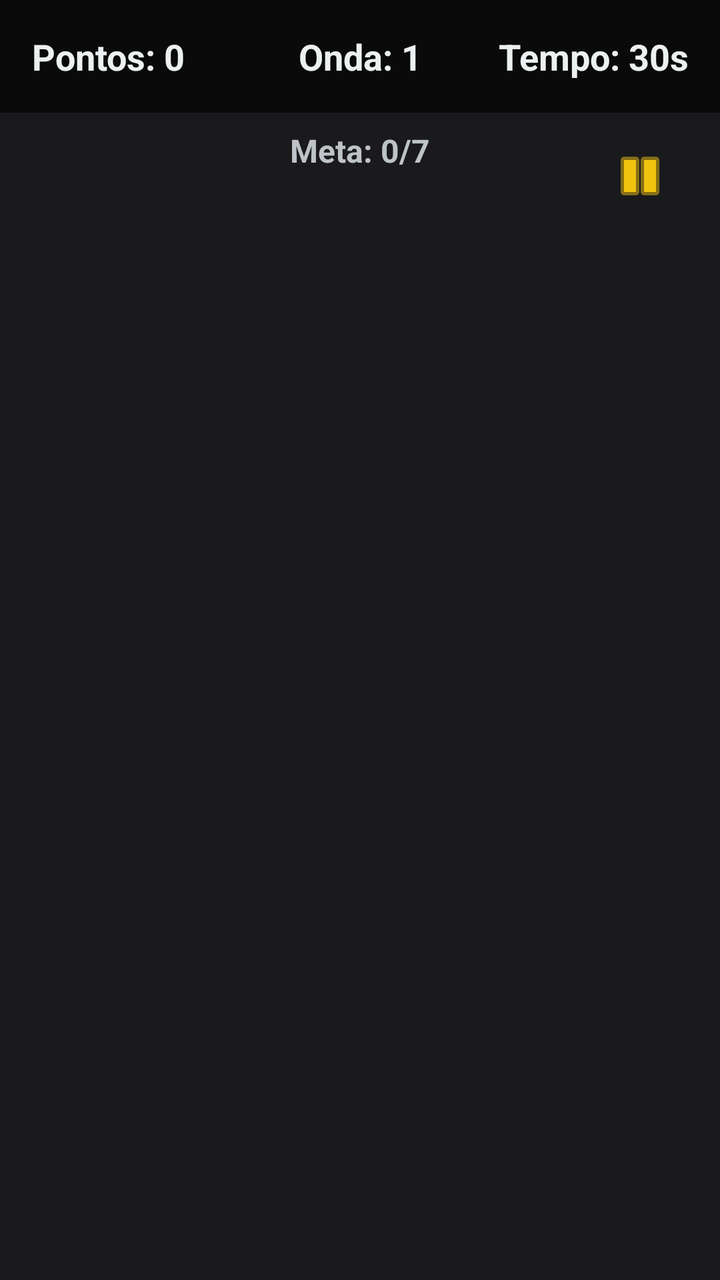
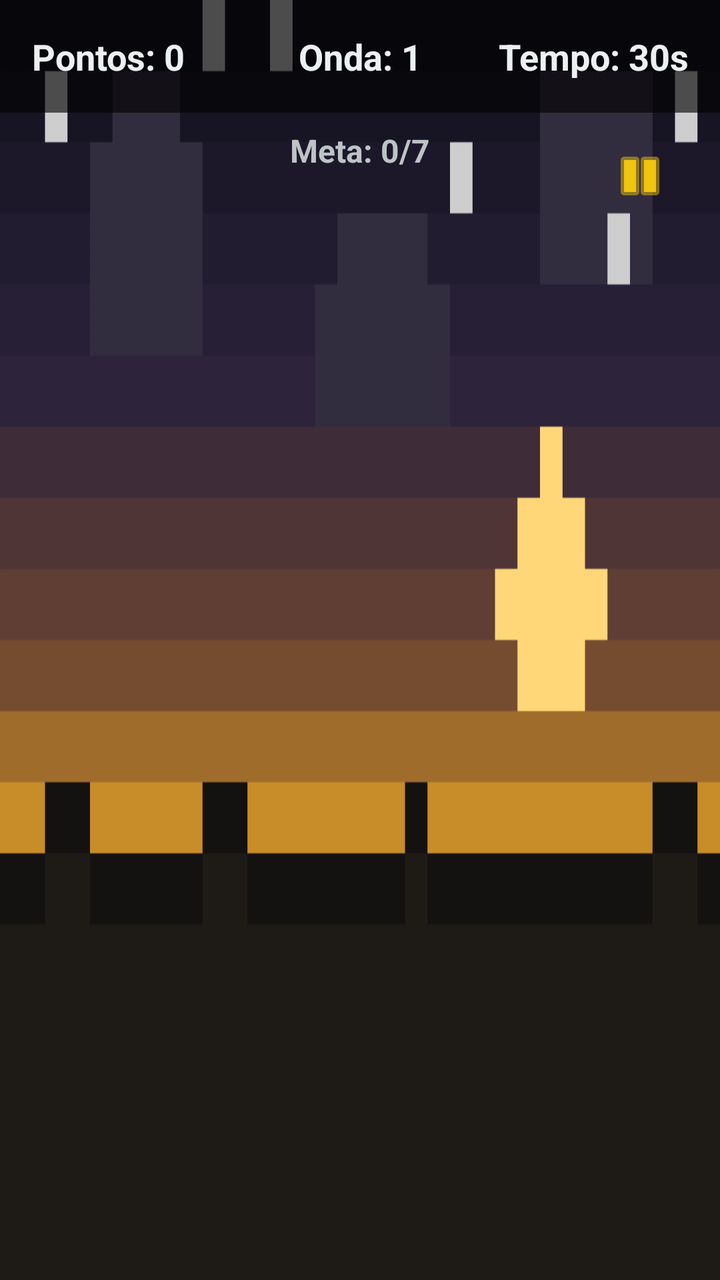

An Android layout rendered at two revisions. The XML below is the earlier revision; the diff shows what the commit changed to produce the second picture.
<!-- AndroidManifest.xml: application theme Theme.RogueDucks -->
<!-- res/layout/activity_game.xml -->
<?xml version="1.0" encoding="utf-8"?>
<RelativeLayout xmlns:android="http://schemas.android.com/apk/res/android"
    xmlns:app="http://schemas.android.com/apk/res-auto"
    android:id="@+id/gameContainer"
    android:layout_width="match_parent"
    android:layout_height="match_parent"
    android:background="@color/bg_dark">

    
    <LinearLayout
        android:id="@+id/hudLayout"
        android:layout_width="match_parent"
        android:layout_height="wrap_content"
        android:orientation="horizontal"
        android:padding="16dp"
        android:background="#A0000000">

        <TextView
            android:id="@+id/txtScore"
            android:layout_width="0dp"
            android:layout_height="wrap_content"
            android:layout_weight="1"
            android:text="Pontos: 0"
            style="@style/RogueDucks.Text.HUD" />

        <TextView
            android:id="@+id/txtWave"
            android:layout_width="0dp"
            android:layout_height="wrap_content"
            android:layout_weight="1"
            android:text="Onda: 1"
            style="@style/RogueDucks.Text.HUD"
            android:gravity="center" />

        <TextView
            android:id="@+id/txtTime"
            android:layout_width="0dp"
            android:layout_height="wrap_content"
            android:layout_weight="1"
            android:text="Tempo: 30s"
            style="@style/RogueDucks.Text.HUD"
            android:gravity="end" />
    </LinearLayout>

    <TextView
        android:id="@+id/txtGoal"
        android:layout_width="wrap_content"
        android:layout_height="wrap_content"
        android:layout_below="@id/hudLayout"
        android:layout_centerHorizontal="true"
        android:layout_marginTop="8dp"
        android:text="Meta: 0/7"
        android:textColor="@color/text_muted"
        android:textSize="16sp"
        android:textStyle="bold" />

    
    <ImageButton
        android:id="@+id/btnPause"
        android:layout_width="48dp"
        android:layout_height="48dp"
        android:layout_alignParentTop="true"
        android:layout_alignParentEnd="true"
        android:layout_marginTop="64dp"
        android:layout_marginEnd="16dp"
        android:background="?attr/selectableItemBackgroundBorderless"
        android:src="@android:drawable/ic_media_pause"
        app:tint="@color/primary_gold"
        android:contentDescription="Pausar Jogo" />

    
    <LinearLayout
        android:layout_width="wrap_content"
        android:layout_height="wrap_content"
        android:layout_alignParentBottom="true"
        android:layout_alignParentEnd="true"
        android:layout_margin="16dp"
        android:orientation="horizontal">

        <FrameLayout
            android:id="@+id/btnBomba"
            android:layout_width="60dp"
            android:layout_height="60dp"
            android:layout_margin="4dp"
            android:visibility="gone"
            android:background="@drawable/ic_card_bomb">
            <View
                android:id="@+id/overlayBomba"
                android:layout_width="match_parent"
                android:layout_height="0dp"
                android:layout_gravity="bottom"
                android:background="#A0000000" />
            <TextView
                android:id="@+id/txtCdBomba"
                android:layout_width="wrap_content"
                android:layout_height="wrap_content"
                android:layout_gravity="center"
                android:textColor="@color/secondary_red"
                android:textSize="16sp"
                android:textStyle="bold" />
        </FrameLayout>

        <FrameLayout
            android:id="@+id/btnPausa"
            android:layout_width="60dp"
            android:layout_height="60dp"
            android:layout_margin="4dp"
            android:visibility="gone"
            android:background="@drawable/ic_card_freeze">
            <View
                android:id="@+id/overlayPausa"
                android:layout_width="match_parent"
                android:layout_height="0dp"
                android:layout_gravity="bottom"
                android:background="#A0000000" />
            <TextView
                android:id="@+id/txtCdPausa"
                android:layout_width="wrap_content"
                android:layout_height="wrap_content"
                android:layout_gravity="center"
                android:textColor="@color/secondary_red"
                android:textSize="16sp"
                android:textStyle="bold" />
        </FrameLayout>

        <FrameLayout
            android:id="@+id/btnVento"
            android:layout_width="60dp"
            android:layout_height="60dp"
            android:layout_margin="4dp"
            android:visibility="gone"
            android:background="@drawable/ic_card_wind">
            <View
                android:id="@+id/overlayVento"
                android:layout_width="match_parent"
                android:layout_height="0dp"
                android:layout_gravity="bottom"
                android:background="#A0000000" />
            <TextView
                android:id="@+id/txtCdVento"
                android:layout_width="wrap_content"
                android:layout_height="wrap_content"
                android:layout_gravity="center"
                android:textColor="@color/secondary_red"
                android:textSize="16sp"
                android:textStyle="bold" />
        </FrameLayout>

    </LinearLayout>
</RelativeLayout>
<!-- resources referenced by this layout -->
<resources>
  <color name="bg_dark">#1A1A1D</color>
  <color name="primary_gold">#F1C40F</color>
  <color name="secondary_red">#E74C3C</color>
  <color name="text_muted">#BDC3C7</color>
  <!-- drawable ic_card_bomb (drawable) -->
  <vector xmlns:android="http://schemas.android.com/apk/res/android"
      android:width="24dp"
      android:height="24dp"
      android:viewportWidth="24"
      android:viewportHeight="24">
      <path
          android:fillColor="#ECF0F1"
          android:pathData="M19,11h-2L17,9h2v2zM15,11h-2L13,9h2v2zM11,11L9,11L9,9h2v2zM12,2L4,10L4,21L12,21L12,2z" />
  </vector>
  <!-- drawable ic_card_freeze (drawable) -->
  <vector xmlns:android="http://schemas.android.com/apk/res/android"
      android:width="24dp"
      android:height="24dp"
      android:viewportWidth="24"
      android:viewportHeight="24">
      <path
          android:fillColor="#ECF0F1"
          android:pathData="M6,19h4L10,5L6,5v14zM14,5v14h4L18,5h-4z" />
  </vector>
  <!-- drawable ic_card_wind (drawable) -->
  <vector xmlns:android="http://schemas.android.com/apk/res/android"
      android:width="24dp"
      android:height="24dp"
      android:viewportWidth="24"
      android:viewportHeight="24">
      <path
          android:fillColor="#ECF0F1"
          android:pathData="M13,3c-2.76,0 -5,2.24 -5,5h2c0,-1.66 1.34,-3 3,-3s3,1.34 3,3 -1.34,3 -3,3L2,11v2h11c2.76,0 5,-2.24 5,-5s-2.24,-5 -5,-5zM7,19c-1.66,0 -3,-1.34 -3,-3s1.34,-3 3,-3h2c0,2.76 2.24,5 5,5s5,-2.24 5,-5h2c0,3.87 -3.13,7 -7,7s-7,-3.13 -7,-7L7,16c-0.55,0 -1,0.45 -1,1s0.45,1 1,1 1,-0.45 1,-1h2c0,1.66 -1.34,3 -3,3z" />
  </vector>
  <style name="RogueDucks.Text.HUD" parent="android:Widget.TextView">
          <item name="android:textSize">18sp</item>
          <item name="android:textStyle">bold</item>
          <item name="android:textColor">@color/text_light</item>
      </style>
  <style name="Theme.RogueDucks" parent="Base.Theme.RogueDucks" />
  <color name="text_light">#ECF0F1</color>
  <style name="Base.Theme.RogueDucks" parent="Theme.Material3.DayNight.NoActionBar">
          
          <item name="colorPrimary">@color/primary_gold</item>
          <item name="colorSecondary">@color/secondary_red</item>
          <item name="android:windowBackground">@color/bg_dark</item>
          <item name="android:statusBarColor">@color/bg_dark</item>
          <item name="android:navigationBarColor">@color/bg_dark</item>
      </style>
</resources>

<!-- the commit's change to res/layout/activity_game.xml (unified diff, before → after) -->
@@ -4,7 +4,7 @@
     android:id="@+id/gameContainer"
     android:layout_width="match_parent"
     android:layout_height="match_parent"
-    android:background="@color/bg_dark">
+    android:background="@drawable/bg_sky">
 
     
     <LinearLayout
@@ -83,7 +83,7 @@
             android:layout_height="60dp"
             android:layout_margin="4dp"
             android:visibility="gone"
-            android:background="@drawable/ic_card_bomb">
+            android:background="@drawable/icon_bomb">
             <View
                 android:id="@+id/overlayBomba"
                 android:layout_width="match_parent"
@@ -106,7 +106,7 @@
             android:layout_height="60dp"
             android:layout_margin="4dp"
             android:visibility="gone"
-            android:background="@drawable/ic_card_freeze">
+            android:background="@drawable/icon_time_freeze">
             <View
                 android:id="@+id/overlayPausa"
                 android:layout_width="match_parent"
@@ -129,7 +129,7 @@
             android:layout_height="60dp"
             android:layout_margin="4dp"
             android:visibility="gone"
-            android:background="@drawable/ic_card_wind">
+            android:background="@drawable/icon_headwind">
             <View
                 android:id="@+id/overlayVento"
                 android:layout_width="match_parent"
<!-- resource entries referenced after the edit -->
@@ -1,39 +1,12 @@
 <!-- resources referenced by this layout -->
 <resources>
-  <color name="bg_dark">#1A1A1D</color>
   <color name="primary_gold">#F1C40F</color>
   <color name="secondary_red">#E74C3C</color>
   <color name="text_muted">#BDC3C7</color>
-  <!-- drawable ic_card_bomb (drawable) -->
-  <vector xmlns:android="http://schemas.android.com/apk/res/android"
-      android:width="24dp"
-      android:height="24dp"
-      android:viewportWidth="24"
-      android:viewportHeight="24">
-      <path
-          android:fillColor="#ECF0F1"
-          android:pathData="M19,11h-2L17,9h2v2zM15,11h-2L13,9h2v2zM11,11L9,11L9,9h2v2zM12,2L4,10L4,21L12,21L12,2z" />
-  </vector>
-  <!-- drawable ic_card_freeze (drawable) -->
-  <vector xmlns:android="http://schemas.android.com/apk/res/android"
-      android:width="24dp"
-      android:height="24dp"
-      android:viewportWidth="24"
-      android:viewportHeight="24">
-      <path
-          android:fillColor="#ECF0F1"
-          android:pathData="M6,19h4L10,5L6,5v14zM14,5v14h4L18,5h-4z" />
-  </vector>
-  <!-- drawable ic_card_wind (drawable) -->
-  <vector xmlns:android="http://schemas.android.com/apk/res/android"
-      android:width="24dp"
-      android:height="24dp"
-      android:viewportWidth="24"
-      android:viewportHeight="24">
-      <path
-          android:fillColor="#ECF0F1"
-          android:pathData="M13,3c-2.76,0 -5,2.24 -5,5h2c0,-1.66 1.34,-3 3,-3s3,1.34 3,3 -1.34,3 -3,3L2,11v2h11c2.76,0 5,-2.24 5,-5s-2.24,-5 -5,-5zM7,19c-1.66,0 -3,-1.34 -3,-3s1.34,-3 3,-3h2c0,2.76 2.24,5 5,5s5,-2.24 5,-5h2c0,3.87 -3.13,7 -7,7s-7,-3.13 -7,-7L7,16c-0.55,0 -1,0.45 -1,1s0.45,1 1,1 1,-0.45 1,-1h2c0,1.66 -1.34,3 -3,3z" />
-  </vector>
+  <!-- drawable bg_sky: png bitmap (drawable, 5776 bytes) -->
+  <!-- drawable icon_bomb: png bitmap (drawable, 1061 bytes) -->
+  <!-- drawable icon_headwind: png bitmap (drawable, 974 bytes) -->
+  <!-- drawable icon_time_freeze: png bitmap (drawable, 1062 bytes) -->
   <style name="RogueDucks.Text.HUD" parent="android:Widget.TextView">
           <item name="android:textSize">18sp</item>
           <item name="android:textStyle">bold</item>
@@ -49,5 +22,6 @@
           <item name="android:statusBarColor">@color/bg_dark</item>
           <item name="android:navigationBarColor">@color/bg_dark</item>
       </style>
+  <color name="bg_dark">#1A1A1D</color>
 </resources>
 
